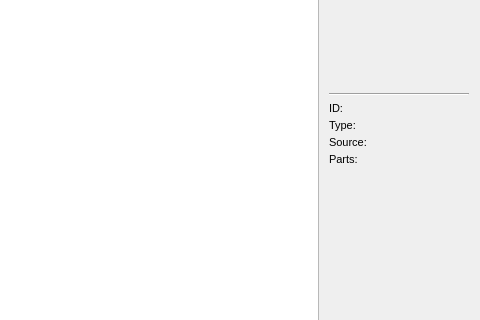
The window that src/OplPcTools/UI/GameListWidget.ui (brainstream/OPL-PC-Tools) describes before a commit, drawn with Qt 5; both pictures show x 555 to 1035 and y 170 to 490 of the 1035 by 594 pixel window.
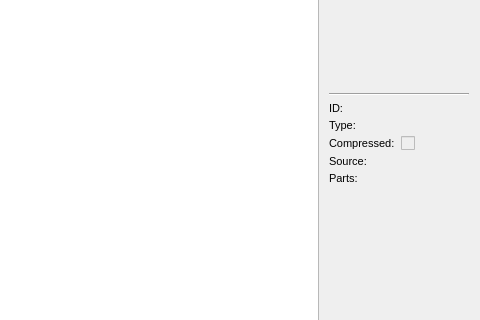
The same window after the commit. Icons and pictures are not drawn.

Commit message: Support for ZISO as game source or library image

Patch:
```diff
--- a/src/OplPcTools/UI/GameListWidget.ui
+++ b/src/OplPcTools/UI/GameListWidget.ui
@@ -445,7 +445,7 @@
               </property>
              </widget>
             </item>
-            <item row="2" column="0">
+            <item row="3" column="0">
              <widget class="QLabel" name="mp_label_6">
               <property name="text">
                <string>Source:</string>
@@ -455,7 +455,7 @@
               </property>
              </widget>
             </item>
-            <item row="2" column="1">
+            <item row="3" column="1">
              <widget class="QLabel" name="mp_label_source">
               <property name="text">
                <string notr="true"/>
@@ -465,7 +465,7 @@
               </property>
              </widget>
             </item>
-            <item row="3" column="0">
+            <item row="4" column="0">
              <widget class="QLabel" name="mp_label_8">
               <property name="text">
                <string>Parts:</string>
@@ -475,13 +475,33 @@
               </property>
              </widget>
             </item>
-            <item row="3" column="1">
+            <item row="4" column="1">
              <widget class="QLabel" name="mp_label_parts">
               <property name="text">
                <string notr="true"/>
               </property>
               <property name="textInteractionFlags">
-               <set>Qt::TextSelectableByMouse</set>
+               <set>Qt::TextInteractionFlag::TextSelectableByMouse</set>
+              </property>
+             </widget>
+            </item>
+            <item row="2" column="0">
+             <widget class="QLabel" name="mp_label_3">
+              <property name="text">
+               <string>Compressed:</string>
+              </property>
+             </widget>
+            </item>
+            <item row="2" column="1">
+             <widget class="QCheckBox" name="mp_checkbox_compressed">
+              <property name="enabled">
+               <bool>false</bool>
+              </property>
+              <property name="focusPolicy">
+               <enum>Qt::FocusPolicy::ClickFocus</enum>
+              </property>
+              <property name="text">
+               <string notr="true"/>
               </property>
              </widget>
             </item>
```
Left out of the diff: 42 changed lines with no effect on the pictures. The commit also changes 6 other files.
